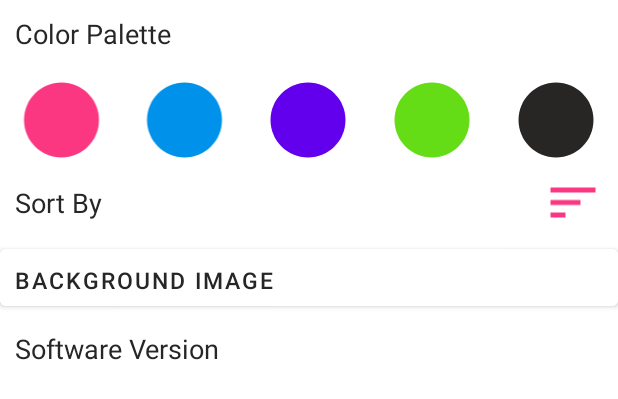
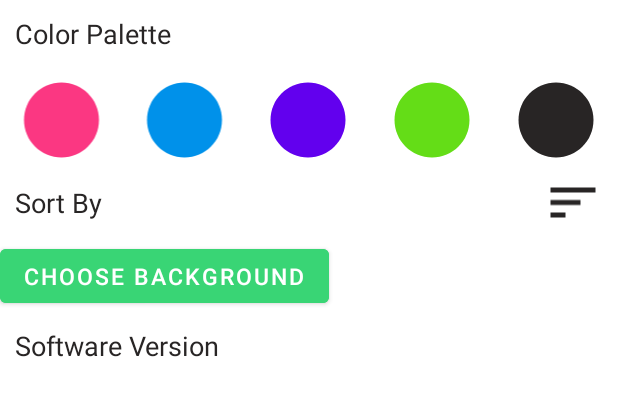
Before and after one commit to tphan5901/Music-Player, an Android app built with Jetpack Compose: the layout activity_settings.xml on its own in the app's theme, with its tools: preview values and no code run, on a phone screen of 412 x 824 dp. Shown: the top 399 px of the screen. Run offline under Robolectric (Android 15) with nearby library versions, the phone set to English and light mode, and no system bars.

Commit message:
UI changes

```diff
--- a/app/src/main/java/com/example/musicplayer/MainActivity.kt
+++ b/app/src/main/java/com/example/musicplayer/MainActivity.kt
@@ -52,6 +52,7 @@ class MainActivity : AppCompatActivity() {
     }
 
 
+
     @OptIn(ExperimentalMaterial3Api::class)
     @RequiresApi(Build.VERSION_CODES.R)
     override fun onCreate(savedInstanceState: Bundle?) {
@@ -71,6 +72,7 @@ class MainActivity : AppCompatActivity() {
         binding.root.addDrawerListener(toggle)
         toggle.syncState()
         supportActionBar?.setDisplayHomeAsUpEnabled(true)
+
 
         if(requestRuntimePermission()){
             initializeLayout()
--- a/app/src/main/res/layout/activity_main.xml
+++ b/app/src/main/res/layout/activity_main.xml
@@ -117,5 +117,4 @@
         app:menu="@menu/nav_menu" />
 
 
-
 </androidx.drawerlayout.widget.DrawerLayout>
--- a/app/src/main/res/layout/activity_settings.xml
+++ b/app/src/main/res/layout/activity_settings.xml
@@ -4,8 +4,7 @@
     android:layout_width="match_parent"
     android:layout_height="match_parent"
     tools:context=".SettingsActivity"
-    android:orientation="vertical"
-    android:background="@color/black">
+    android:orientation="vertical">
 
     <TextView
         android:layout_width="match_parent"
@@ -82,29 +81,21 @@
             android:layout_width="50dp"
             android:layout_height="match_parent"
             android:src="@drawable/sort_icon"
-            android:tint="@color/cool_pink"
+            android:tint="@color/black"
             android:paddingEnd="10dp"/>
 
     </LinearLayout>
-F
-    <LinearLayout
-        android:layout_width="match_parent"
-        android:layout_height="50dp"
-        android:orientation="horizontal"
-        android:background="@color/white">
 
-        <com.google.android.material.button.MaterialButton
+
+        <Button
             android:id="@+id/selectBgImage"
-            android:layout_width="match_parent"
-            android:layout_height="50dp"
-            android:text="Background Image"
-            android:textColor="@color/black"
+            android:layout_width="wrap_content"
+            android:layout_height="wrap_content"
+            android:text="Choose Background"
+            android:textColor="@color/white"
             android:textSize="15sp"
-            android:backgroundTint="@color/white"
-            android:gravity="start|center_vertical"
-            android:padding="10dp" />
-
-    </LinearLayout>
+            android:backgroundTint="@color/green"
+           />
 
 
     <TextView
--- a/app/src/main/res/layout/edit_playlist.xml
+++ b/app/src/main/res/layout/edit_playlist.xml
@@ -15,9 +15,12 @@
 
     <Button
         android:id="@+id/changeImageBtn"
-        android:layout_width="match_parent"
+        android:layout_width="wrap_content"
         android:layout_height="wrap_content"
         android:text="Change Image"
-        android:layout_marginTop="12dp" />
+        android:layout_marginTop="12dp"
+        android:textColor="@color/white"
+        android:backgroundTint="@color/green"
+        />
 
 </LinearLayout>
--- a/app/src/main/res/layout/nav_header.xml
+++ b/app/src/main/res/layout/nav_header.xml
@@ -18,7 +18,7 @@
         android:layout_width="match_parent"
         android:layout_height="wrap_content"
         android:paddingTop="5dp"
-        android:text="Welcome!"
+        android:text="Welcome !"
         android:textSize="20sp"
         android:layout_marginTop="10dp"
         android:textColor="@color/white" />
--- a/app/src/main/res/mipmap-anydpi-v26/music_icon.xml
+++ b/app/src/main/res/mipmap-anydpi-v26/music_icon.xml
@@ -1,5 +1,5 @@
 <?xml version="1.0" encoding="utf-8"?>
 <adaptive-icon xmlns:android="http://schemas.android.com/apk/res/android">
-    <background android:drawable="@color/music_icon_background"/>
+    <background android:drawable="@color/white"/>
     <foreground android:drawable="@mipmap/music_icon_foreground"/>
 </adaptive-icon>
--- a/app/src/main/res/mipmap-anydpi-v26/music_icon_round.xml
+++ b/app/src/main/res/mipmap-anydpi-v26/music_icon_round.xml
@@ -1,5 +1,5 @@
 <?xml version="1.0" encoding="utf-8"?>
 <adaptive-icon xmlns:android="http://schemas.android.com/apk/res/android">
-    <background android:drawable="@color/music_icon_background"/>
+    <background android:drawable="@color/white"/>
     <foreground android:drawable="@mipmap/music_icon_foreground"/>
 </adaptive-icon>
```
Also changed, not shown: app/src/main/res/drawable/music_icon_background.xml (renamed from app/src/main/res/values/music_icon_background.xml).
